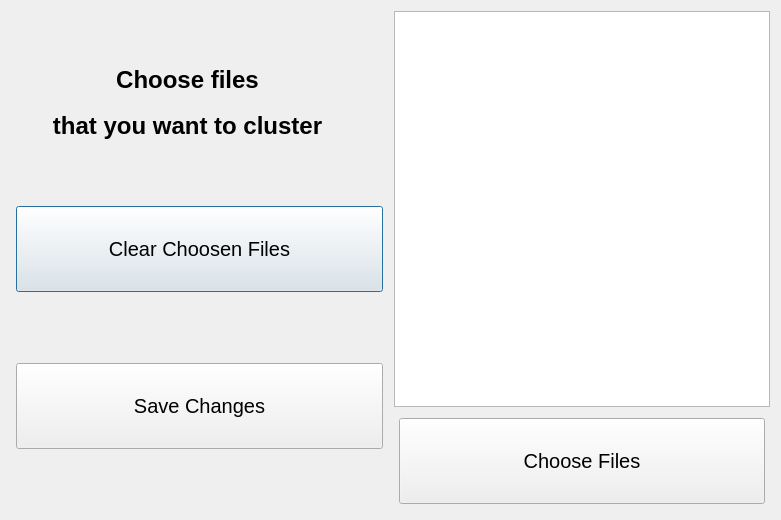
Qt form app/src/settingsdialog.ui (ZhukDima/ClusterProg) before a commit.
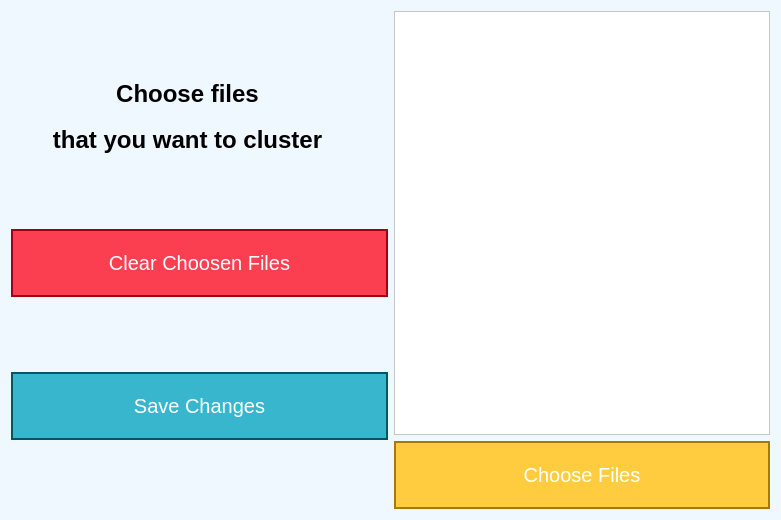
The same form after that commit.

Commit message: Cosmetic changes - changed stylesheets and .ui

```diff
--- a/app/src/settingsdialog.ui
+++ b/app/src/settingsdialog.ui
@@ -13,6 +13,11 @@
   <property name="windowTitle">
    <string>Dialog</string>
   </property>
+  <property name="styleSheet">
+   <string notr="true">background-color: #f0f8ff;
+font: 11pt &quot;FreeSans&quot;;
+</string>
+  </property>
   <layout class="QHBoxLayout" name="horizontalLayout">
    <item>
     <layout class="QVBoxLayout" name="verticalLayout_2">
@@ -35,9 +40,21 @@
      <item>
       <widget class="QPushButton" name="clearChoosenFiles">
        <property name="styleSheet">
-        <string notr="true">font-size: 20px;
-padding: 30px;
-margin: 5px;</string>
+        <string notr="true"> QPushButton#clearChoosenFiles {
+	padding: 20px;
+	color: #fff;
+	font-size: 20px;
+	background-color: #FB3F51;
+	border: 2px solid #A0000F;
+ }
+ QPushButton#clearChoosenFiles:pressed {
+	background-color: #fff;
+	color: #A0000F;     
+ }
+ QPushButton#clearChoosenFiles:hover {
+	background-color: #fff;
+	color: #A0000F;
+ }</string>
        </property>
        <property name="text">
         <string>Clear Choosen Files</string>
@@ -47,9 +64,21 @@
      <item>
       <widget class="QPushButton" name="saveSettingsButton">
        <property name="styleSheet">
-        <string notr="true">font-size: 20px;
-padding: 30px;
-margin: 5px;</string>
+        <string notr="true"> QPushButton#saveSettingsButton {
+	padding: 20px;
+	color: #fff;
+	font-size: 20px;
+	background-color: #37B6CE;
+	border: 2px solid #015666;
+ }
+ QPushButton#saveSettingsButton:pressed {
+	background-color: #fff;
+	color: #015666;     
+ }
+ QPushButton#saveSettingsButton:hover {
+	background-color: #fff;
+	color: #015666;
+ }</string>
        </property>
        <property name="text">
         <string>Save Changes</string>
@@ -68,14 +97,29 @@
          <verstretch>0</verstretch>
         </sizepolicy>
        </property>
+       <property name="styleSheet">
+        <string notr="true">background-color: #fff;</string>
+       </property>
       </widget>
      </item>
      <item>
       <widget class="QPushButton" name="chooseFilesButton">
        <property name="styleSheet">
-        <string notr="true">font-size: 20px;
-padding: 30px;
-margin: 5px;</string>
+        <string notr="true"> QPushButton#chooseFilesButton {
+	padding: 20px;
+	color: #fff;
+	font-size: 20px;
+	background-color: #FFCC40;
+	border: 2px solid #A67A00;
+ }
+ QPushButton#chooseFilesButton:pressed {
+	background-color: #fff;
+	color: #A67A00;     
+ }
+ QPushButton#chooseFilesButton:hover {
+	background-color: #fff;
+	color: #A67A00;
+ }</string>
        </property>
        <property name="text">
         <string>Choose Files</string>
```
Left out of the diff: 3 changed lines with no effect on the pictures. The commit also changes 3 other files.
